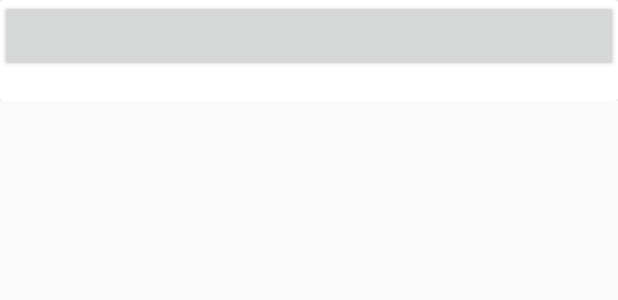
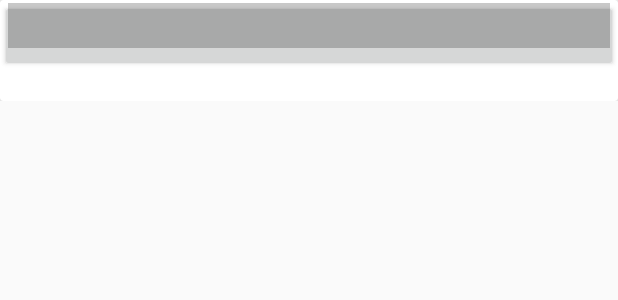
Before and after one commit to kelfan/EditorA, an Android app: the layout block_item_view.xml on its own in the app's theme, with its tools: preview values and no code run, on a phone screen of 412 x 824 dp. Shown: the top 300 px of the screen. Run offline under Robolectric (Android 15) with nearby library versions, the phone set to English and light mode, and no system bars.

Commit message:
change RecyclerView dynamically

```diff
--- a/EditorA/app/build.gradle
+++ b/EditorA/app/build.gradle
@@ -30,6 +30,5 @@ dependencies {
     implementation project(path: ':logfiler')
     implementation 'com.android.support:recyclerview-v7:26.1.0'
     implementation project(path: ':utillibrary')
-    implementation project(path: ':textfiler')
     implementation project(path: ':editfiler')
 }
--- a/EditorA/editfiler/src/main/java/com/kelfan/editfiler/BlockItemViewHolder.java
+++ b/EditorA/editfiler/src/main/java/com/kelfan/editfiler/BlockItemViewHolder.java
@@ -11,7 +11,7 @@ public class BlockItemViewHolder extends RecyclerView.ViewHolder {
 
     public BlockItemViewHolder(View itemView) {
         super(itemView);
-        itemTextView = itemView.findViewById(R.id.block_item_textview);
-        titleTextView = itemView.findViewById(R.id.block_item_title_textview);
+        itemTextView = itemView.findViewById(R.id.line_item_content_text_view);
+        titleTextView = itemView.findViewById(R.id.line_item_title_view);
     }
 }
--- a/EditorA/editfiler/src/main/res/layout/block_item_view.xml
+++ b/EditorA/editfiler/src/main/res/layout/block_item_view.xml
@@ -10,24 +10,34 @@
         android:layout_height="wrap_content">
 
         <LinearLayout
-            android:orientation="vertical"
             android:layout_width="match_parent"
-            android:layout_height="wrap_content">
+            android:layout_height="wrap_content"
+            android:orientation="vertical">
 
             <TextView
+                android:id="@+id/line_item_title_view"
                 style="@style/Widget.AppCompat.Button"
-                android:id="@+id/block_item_title_textview"
                 android:layout_width="match_parent"
                 android:layout_height="wrap_content" />
 
             <TextView
-                android:id="@+id/block_item_textview"
+                android:id="@+id/line_item_content_text_view"
                 android:layout_width="match_parent"
                 android:layout_height="wrap_content"
                 android:textAlignment="textStart" />
 
         </LinearLayout>
 
+        <TextView
+            android:id="@+id/line_item_subcontent_textview"
+            android:layout_width="match_parent"
+            android:layout_height="wrap_content"
+            android:layout_marginLeft="5dp"
+            android:layout_marginRight="5dp"
+            android:layout_marginTop="2dp"
+            android:background="@color/cardview_shadow_start_color"
+            android:paddingBottom="5dp"
+            android:paddingTop="5dp" />
 
     </android.support.v7.widget.CardView>
 </LinearLayout>
```
Also changed, not shown: EditorA/editfiler/src/main/java/com/kelfan/editfiler/LineRecyclerViewAdapter.java (+13 -2 lines).
